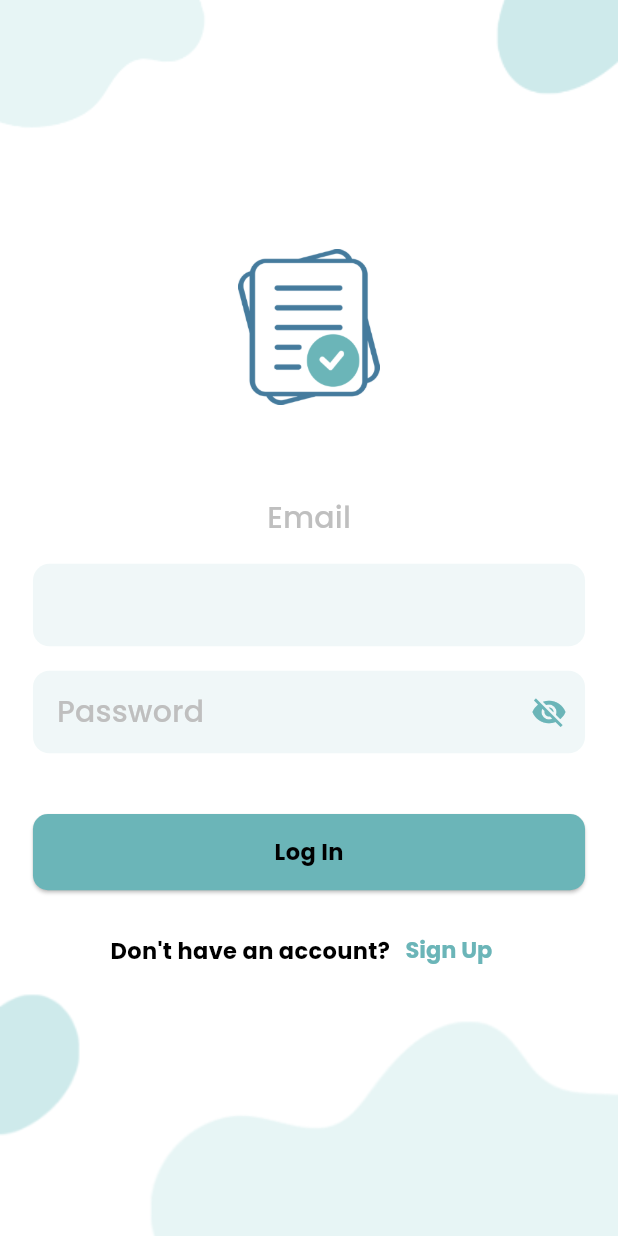
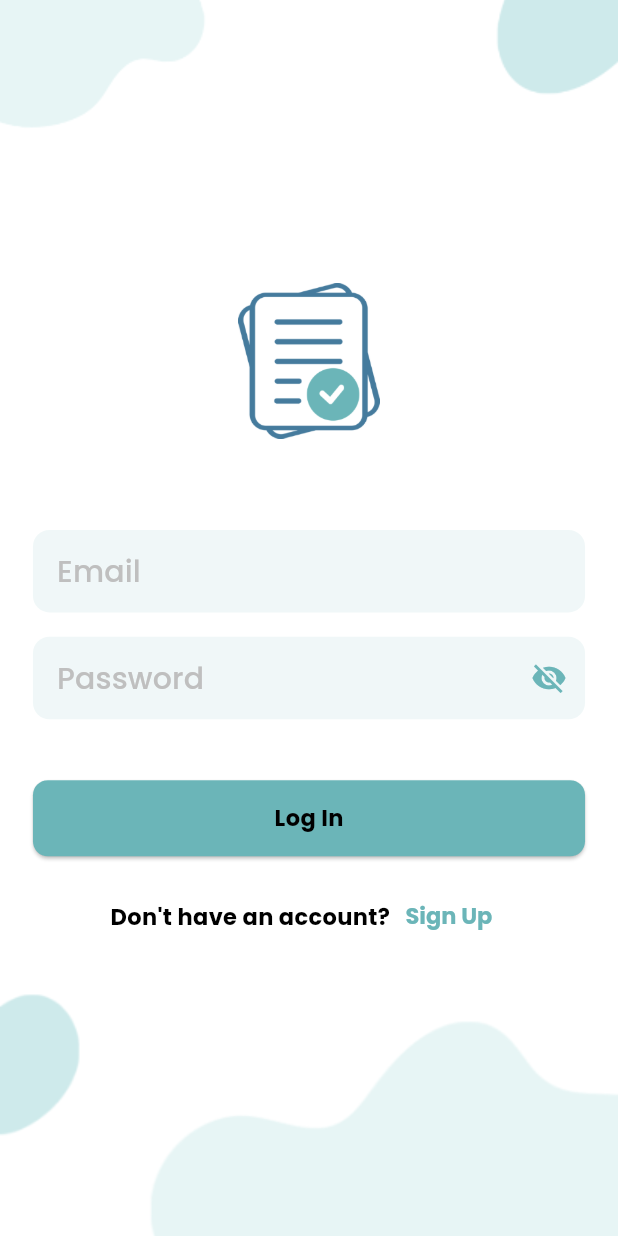
Before and after one commit to Kreatbox/summarizor, a Flutter app: the LogInView screen opened by its route, on a phone screen of 412 x 824 dp. Run offline on Flutter 3.47's test engine with Material 3 defaults, Android fonts, the phone set to English and light mode, and no system bars; our stand-ins replace cloud_firestore, dotted_border, file_picker, firebase_auth, firebase_core, flutter_dotenv and 3 more; missing offline and left inert: syncfusion_flutter_pdf; accounts and stored records are empty.

Commit message:
some size changes

```diff
--- a/lib/modules/Onboarding/onboarding_view.dart
+++ b/lib/modules/Onboarding/onboarding_view.dart
@@ -37,6 +37,7 @@
                 activeDotColor: AppColors.primary
               ),
             ),
+            SizedBox(width: 150.w,),
             ElevatedButton(
               onPressed: () {
                 if (pageContoller.page == controller.items.length - 1) {
@@ -81,7 +82,7 @@
                         crossAxisAlignment: CrossAxisAlignment.center,
                       children: [
                         Padding(
-                          padding: only(top: 80.h,),
+                          padding: only(top: 5.h,),
                           child:  Text(controller.items[index].title1,
                             style: Theme.of(context).textTheme.displayLarge,),
                         ),
--- a/lib/modules/log_in/log_in_view.dart
+++ b/lib/modules/log_in/log_in_view.dart
@@ -47,10 +47,6 @@
                     height: 102.h,
                   ),
                   SizedBox(height: 60.h),
-                   SizedBox(
-                    child: Text("Email",style: Theme.of(context).textTheme.labelLarge,),
-                  ),
-                  SizedBox(height: 16.h),
                   Form(
                     key: _formKey,
                     child: Column(
@@ -125,6 +121,8 @@
       controller: controller,
       decoration: InputDecoration(
           errorStyle: const TextStyle(color: Colors.red),
+        labelText: "Email",
+        labelStyle: Theme.of(context).textTheme.labelLarge,
           errorBorder: const OutlineInputBorder(borderSide: BorderSide(color: Colors.red)),
         filled: true,
         fillColor:  Color(0x1A6BB5B8),
```
